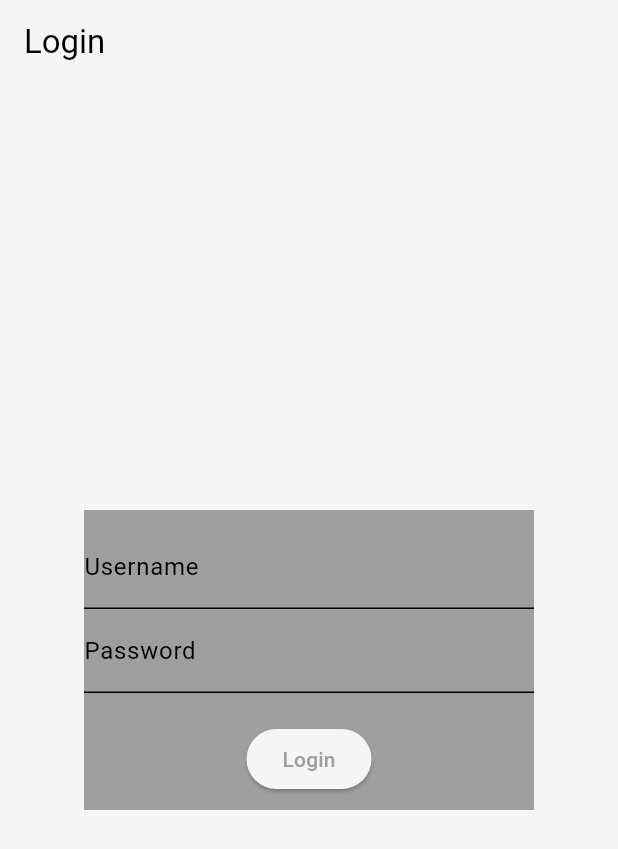
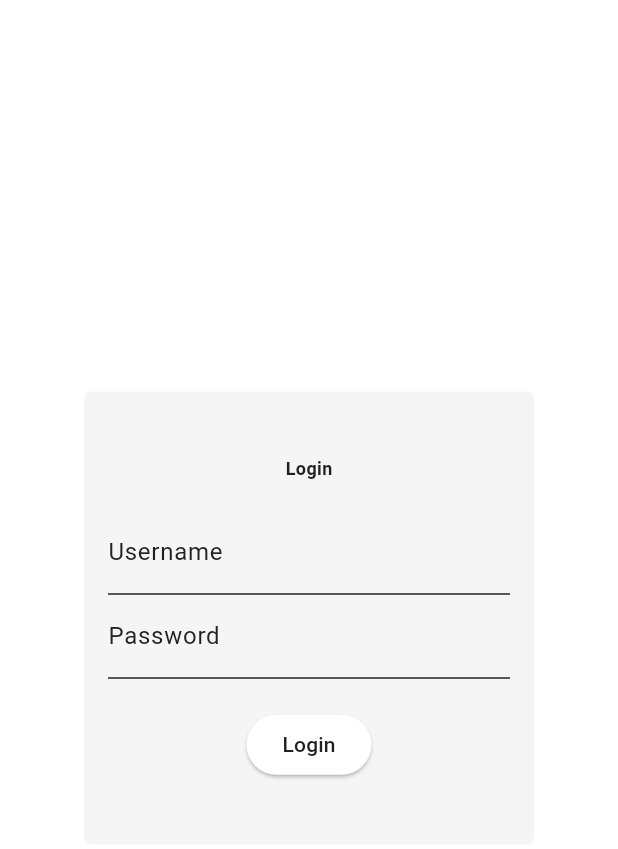
Before and after one commit to soulqge/hello_world, a Flutter app: the screen it shows after launch, on a phone screen of 412 x 824 dp. Shown: the top 849 px of the screen. Run offline on Flutter 3.47's test engine with Material 3 defaults, Android fonts, the phone set to English and light mode, and no system bars; our stand-ins replace fl_chart, flutter_slidable, hive_flutter; accounts and stored records are empty.

Commit message:
Menambahkan Banyak Hal

```diff
--- a/lib/components/expense-summary.dart
+++ b/lib/components/expense-summary.dart
@@ -100,7 +100,7 @@ class ExpenseSummary extends StatelessWidget {
           SizedBox(
             height: 200,
             child: BarGraph(
-              maxY: 100000,
+              maxY: calculateMax(value, senin, selasa, rabu, kamis, jumat, sabtu, minggu),
               jSen: value.hitungPengeluaranHarian()[senin] ?? 0,
               jSel: value.hitungPengeluaranHarian()[selasa] ?? 0,
               jRab: value.hitungPengeluaranHarian()[rabu] ?? 0,
--- a/lib/components/expense-tile.dart
+++ b/lib/components/expense-tile.dart
@@ -24,7 +24,7 @@ class ExpenseTile extends StatelessWidget {
             borderRadius: BorderRadius.circular(4),
             padding: EdgeInsets.all(8),
           ),
-          SizedBox(width: 10,),
+          SizedBox(width: 3,),
           SlidableAction(
             onPressed: editTapped,
             icon: Icons.edit,
--- a/lib/pages/login.dart
+++ b/lib/pages/login.dart
@@ -17,8 +17,7 @@ class _LoginScreenState extends State<LoginScreen> {
       String username = _usernameController.text;
       String password = _passwordController.text;
 
-      if (username == 'al' && password == '033107') {
-
+      if (username == 'al' && password == '310307') {
         Navigator.pushReplacement(
           context,
           MaterialPageRoute(builder: (context) => HomePage()),
@@ -26,7 +25,8 @@ class _LoginScreenState extends State<LoginScreen> {
       } else {
         // Show error message
         ScaffoldMessenger.of(context).showSnackBar(
-          SnackBar(content: Text('Invalid username or password')),
+          SnackBar(
+            content: Text('Invalid username or password', style: TextStyle(color: Theme.of(context).colorScheme.inversePrimary),)),
         );
       }
     }
@@ -35,24 +35,62 @@ class _LoginScreenState extends State<LoginScreen> {
   @override
   Widget build(BuildContext context) {
     return Scaffold(
-      appBar: AppBar(
-        title: Text('Login'),
-      ),
+      backgroundColor: Theme.of(context).colorScheme.background,
       body: Padding(
         padding: const EdgeInsets.all(16.0),
         child: Form(
           key: _formKey,
           child: Center(
-            child: Container(
-              color: Colors.grey,
-              height: 200,
-              width: 300,
             child: Column(
               mainAxisAlignment: MainAxisAlignment.center,
-                children: <Widget>[
+              children: [
+                Container(
+                  height: 302,
+                  width: 300,
+                  decoration: BoxDecoration(
+                      borderRadius: BorderRadius.circular(4),
+                      color: Theme.of(context).colorScheme.surface),
+                  child: Padding(
+                    padding: EdgeInsets.all(8),
+                    child: Column(
+                      mainAxisAlignment: MainAxisAlignment.center,
+                      children: [
+                        Padding(
+                          padding: EdgeInsets.only(top: 10),
+                          child: Text(
+                            "Login",
+                            style: TextStyle(
+                                fontSize: 12,
+                                fontWeight: FontWeight.bold,
+                                color: Theme.of(context)
+                                    .colorScheme
+                                    .inversePrimary),
+                          ),
+                        ),
+                        SizedBox(height: 20),
+                        Padding(
+                          padding: EdgeInsets.only(left: 8, right: 8),
+                          child: Column(
+                            children: [
                               TextFormField(
                                 controller: _usernameController,
-                    decoration: InputDecoration(labelText: 'Username'),
+                                decoration: InputDecoration(
+                                  labelText: 'Username',
+                                  labelStyle: TextStyle(
+                                      color: Theme.of(context)
+                                          .colorScheme
+                                          .inversePrimary),
+                                  enabledBorder: UnderlineInputBorder(
+                                      borderSide: BorderSide(
+                                          color: Theme.of(context)
+                                              .colorScheme
+                                              .inversePrimary)),
+                                  focusedBorder: UnderlineInputBorder(
+                                    borderSide: BorderSide(
+                                        color: Colors.green
+                                          ), // Change this to your desired color for focused state
+                                  ),
+                                ),
                                 validator: (value) {
                                   if (value == null || value.isEmpty) {
                                     return 'Please enter your username';
@@ -62,7 +100,23 @@ class _LoginScreenState extends State<LoginScreen> {
                               ),
                               TextFormField(
                                 controller: _passwordController,
-                    decoration: InputDecoration(labelText: 'Password'),
+                                decoration: InputDecoration(
+                                  labelText: 'Password',
+                                  labelStyle: TextStyle(
+                                      color: Theme.of(context)
+                                          .colorScheme
+                                          .inversePrimary),
+                                  enabledBorder: UnderlineInputBorder(
+                                      borderSide: BorderSide(
+                                          color: Theme.of(context)
+                                              .colorScheme
+                                              .inversePrimary)),
+                                  focusedBorder: UnderlineInputBorder(
+                                    borderSide: BorderSide(
+                                        color: Colors.green
+                                          ), // Change this to your desired color for focused state
+                                  ),
+                                ),
                                 obscureText: true,
                                 validator: (value) {
                                   if (value == null || value.isEmpty) {
@@ -71,13 +125,32 @@ class _LoginScreenState extends State<LoginScreen> {
                                   return null;
                                 },
                               ),
+                            ],
+                          ),
+                        ),
                         SizedBox(height: 20),
-                  ElevatedButton(
+                        Padding(
+                          padding: EdgeInsets.only(bottom: 10),
+                          child: ElevatedButton(
+                            style: ButtonStyle(
+                              backgroundColor: MaterialStateProperty.all(
+                                  Theme.of(context).colorScheme.background),
+                            ),
                             onPressed: _login,
-                    child: Text('Login'),
+                            child: Text(
+                              'Login',
+                              style: TextStyle(
+                                  color: Theme.of(context)
+                                      .colorScheme
+                                      .inversePrimary),
+                            ),
+                          ),
+                        )
+                      ],
+                    ),
+                  ),
                 ),
               ],
-              ),
             ),
           ),
         ),
--- a/lib/theme/dark.dart
+++ b/lib/theme/dark.dart
@@ -6,5 +6,5 @@ ThemeData darkMode = ThemeData(
         primary: Colors.grey.shade600,
         secondary: Colors.grey.shade800,
         inversePrimary: Colors.grey.shade300,
-        surface: Colors.grey.shade800
+        surface: Colors.grey.shade800,
         ));
--- a/lib/theme/light.dart
+++ b/lib/theme/light.dart
@@ -6,5 +6,5 @@ ThemeData lightMode = ThemeData(
         primary: Colors.grey.shade500,
         secondary: Colors.grey,
         inversePrimary: Colors.grey.shade900,
-        surface: Colors.grey.shade100
+        surface: Colors.grey.shade100,
         ));
```
Also changed, not shown: lib/pages/home.dart (+12 -4 lines), lib/pages/settings.dart (+83 -64 lines), lib/splash/splash.dart (+5 -7 lines), 6 other files. Lines whose indentation alone changed are shown as unchanged.
